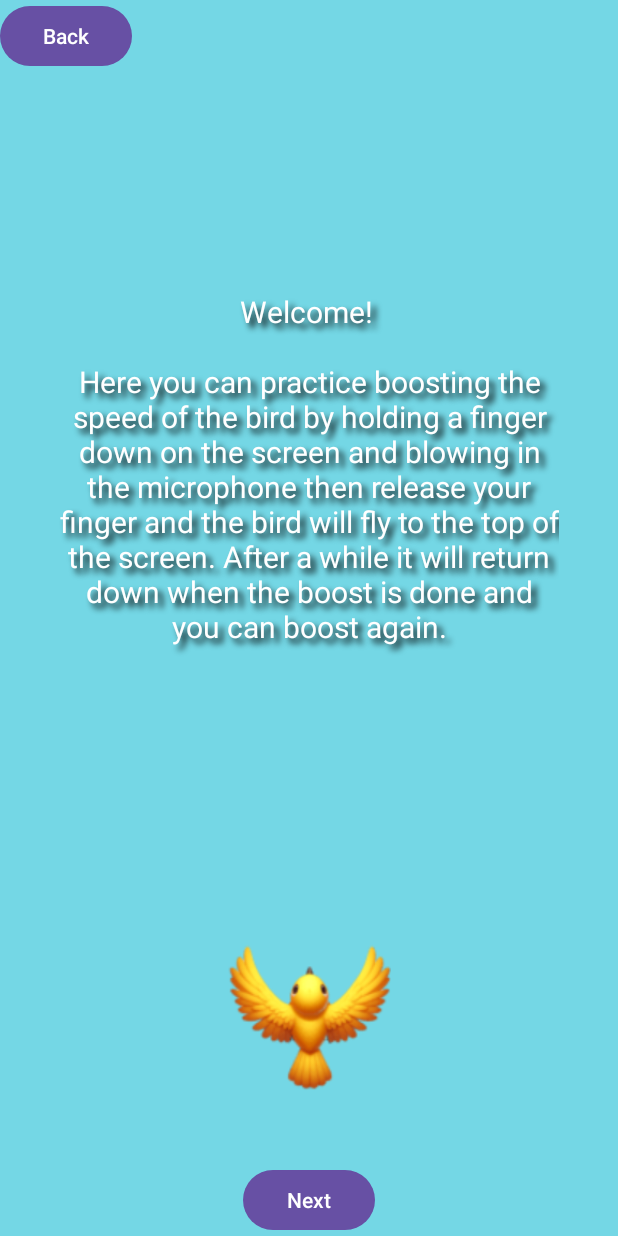
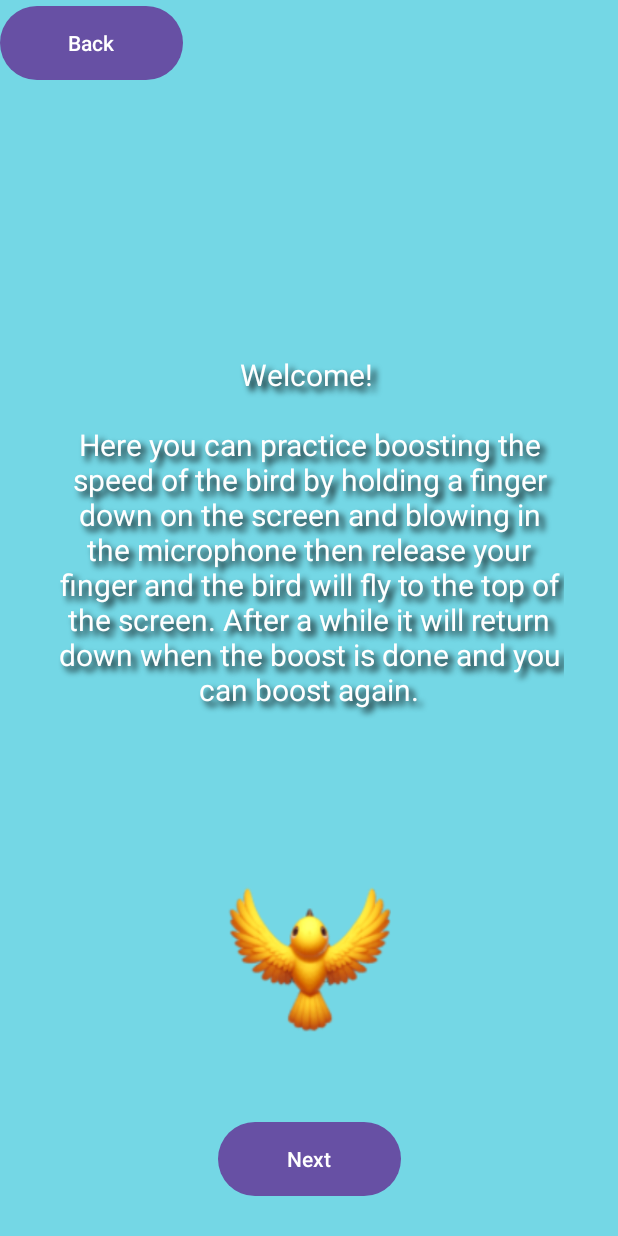
Before and after one commit to emmakujala/MAMN01-surux, an Android app: the BoostInfoActivity screen opened directly, with no data from a screen before it, on a phone screen of 412 x 824 dp. Run offline under Robolectric (Android 15) with nearby library versions, the phone set to English and light mode, and no system bars.

Commit message:
Uniform style between all guide pages

```diff
--- a/app/src/main/java/com/example/geobird/InfoPageActivity.java
+++ b/app/src/main/java/com/example/geobird/InfoPageActivity.java
@@ -123,4 +123,8 @@ public class InfoPageActivity extends AppCompatActivity implements SensorEventLi
         Intent intent = new Intent(InfoPageActivity.this, MapsActivity.class);
         InfoPageActivity.this.startActivity(intent);
     }
+
+    public void backFunc(View v) {
+        finish();
+    }
 }
--- a/app/src/main/res/layout/activity_boost_info.xml
+++ b/app/src/main/res/layout/activity_boost_info.xml
@@ -10,8 +10,9 @@
 
     <Button
         android:id="@+id/backBtn"
-        android:layout_width="wrap_content"
-        android:layout_height="wrap_content"
+        android:layout_width="122dp"
+        android:layout_height="57dp"
+        android:textColor="#FFFFFF"
         android:onClick="backFunc"
         android:text="Back"
         app:layout_constraintStart_toStartOf="parent"
@@ -19,20 +20,21 @@
 
     <Button
         android:id="@+id/button6"
-        android:layout_width="wrap_content"
-        android:layout_height="wrap_content"
+        android:layout_width="122dp"
+        android:layout_height="57dp"
+        android:textColor="#FFFFFF"
         android:onClick="nextPage"
         android:text="Next"
         app:layout_constraintBottom_toBottomOf="parent"
         app:layout_constraintEnd_toEndOf="parent"
         app:layout_constraintStart_toStartOf="parent"
         app:layout_constraintTop_toTopOf="parent"
-        app:layout_constraintVertical_bias="1.0" />
+        app:layout_constraintVertical_bias="0.97" />
 
     <TextView
         android:id="@+id/textView2"
-        android:layout_width="333dp"
-        android:layout_height="361dp"
+        android:layout_width="339dp"
+        android:layout_height="262dp"
         android:shadowColor="#000000"
         android:shadowDx="5"
         android:shadowDy="5"
@@ -57,7 +59,7 @@
         app:layout_constraintEnd_toEndOf="parent"
         app:layout_constraintStart_toStartOf="parent"
         app:layout_constraintTop_toTopOf="parent"
-        app:layout_constraintVertical_bias="0.884" />
+        app:layout_constraintVertical_bias="0.827" />
 
 
 </androidx.constraintlayout.widget.ConstraintLayout>
--- a/app/src/main/res/layout/activity_main.xml
+++ b/app/src/main/res/layout/activity_main.xml
@@ -20,11 +20,11 @@
 
     <Button
         android:id="@+id/button"
-        android:layout_width="109dp"
-        android:layout_height="61dp"
+        android:layout_width="122dp"
+        android:layout_height="57dp"
+        android:textColor="#FFFFFF"
         android:onClick="click"
         android:text="Start "
-        android:textColor="#FFFFFF"
         android:textSize="20sp"
         app:layout_constraintBottom_toBottomOf="parent"
         app:layout_constraintEnd_toEndOf="parent"
```
Also changed, not shown: app/src/main/res/layout/activity_goal_info.xml (+7 -5 lines), app/src/main/res/layout/activity_info_page.xml (+15 -12 lines), app/src/main/res/layout/activity_landing_info.xml (+8 -5 lines).
